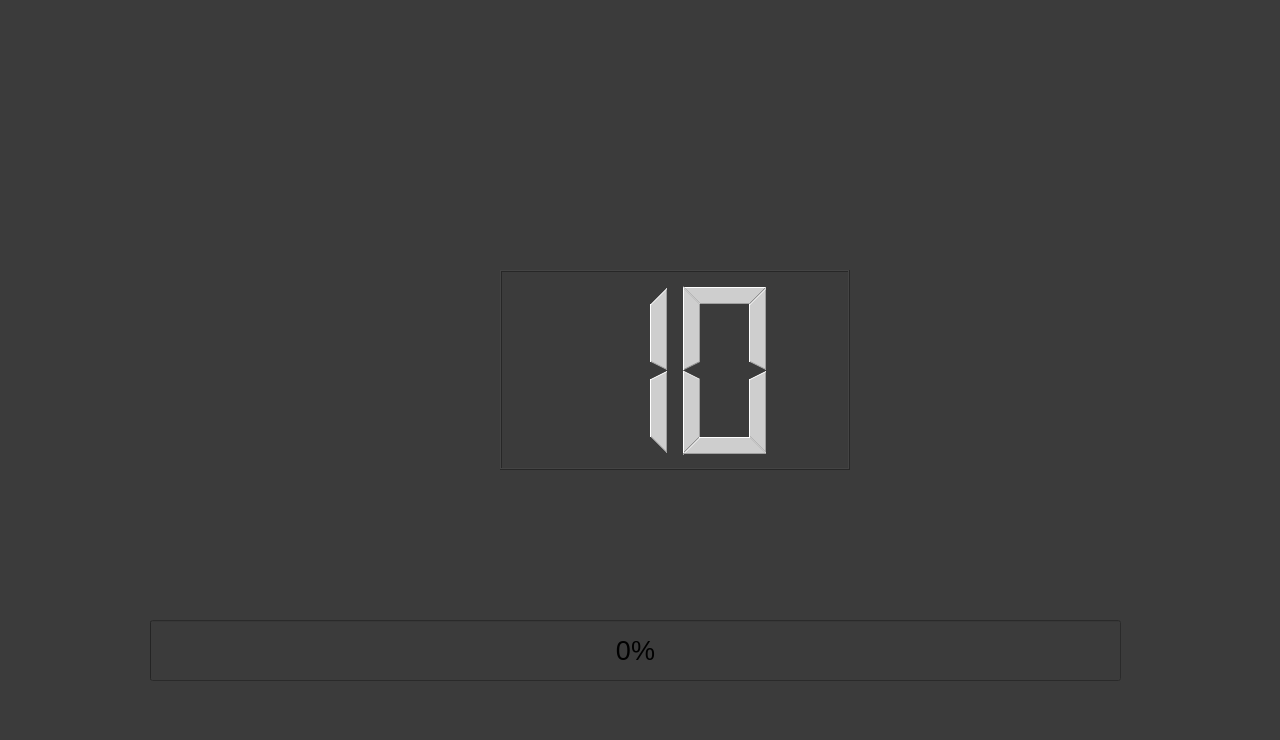
This is climbdoc/measurement.ui in Jonasstre/Climbdoc as Qt 5 draws it before an edit. The edited form follows.
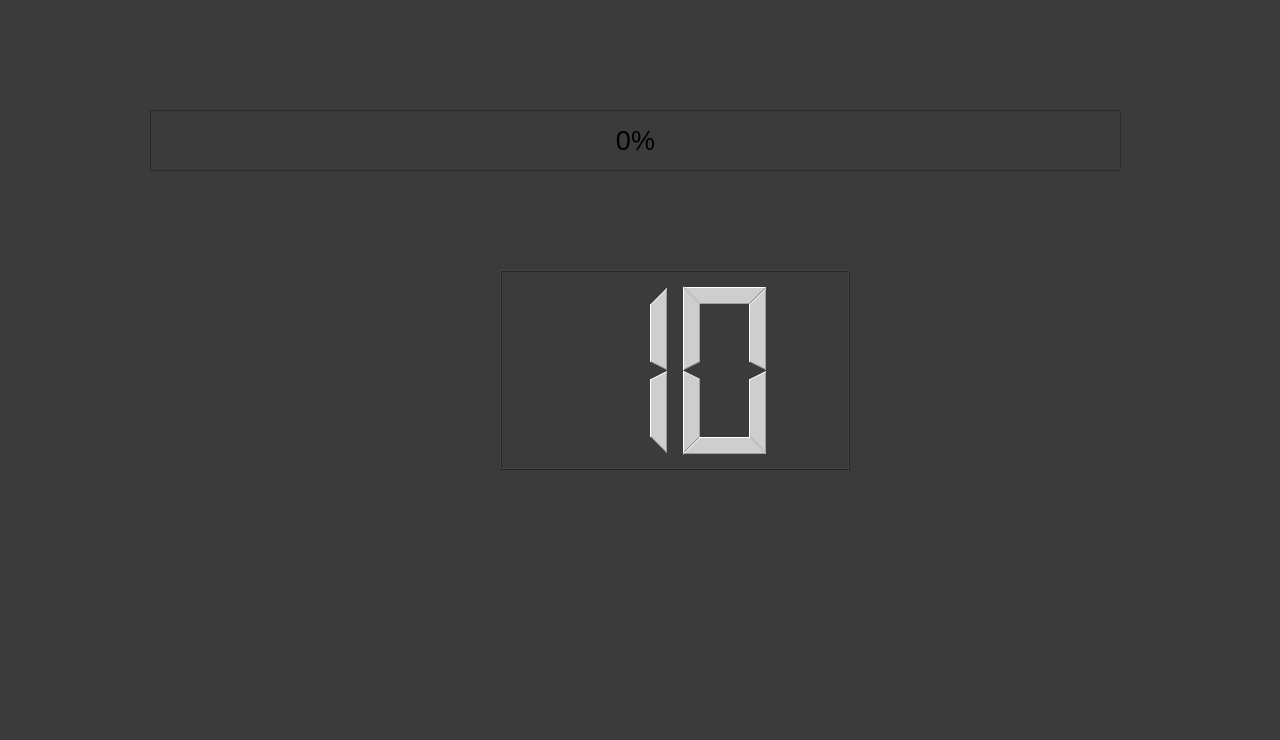
This is the edited form.

Commit message: changed position of progress bar

Patch:
```diff
--- a/climbdoc/measurement.ui
+++ b/climbdoc/measurement.ui
@@ -40,7 +40,7 @@
    <property name="geometry">
     <rect>
      <x>150</x>
-     <y>620</y>
+     <y>110</y>
      <width>971</width>
      <height>61</height>
     </rect>
```
The commit also changes 2 other files.
